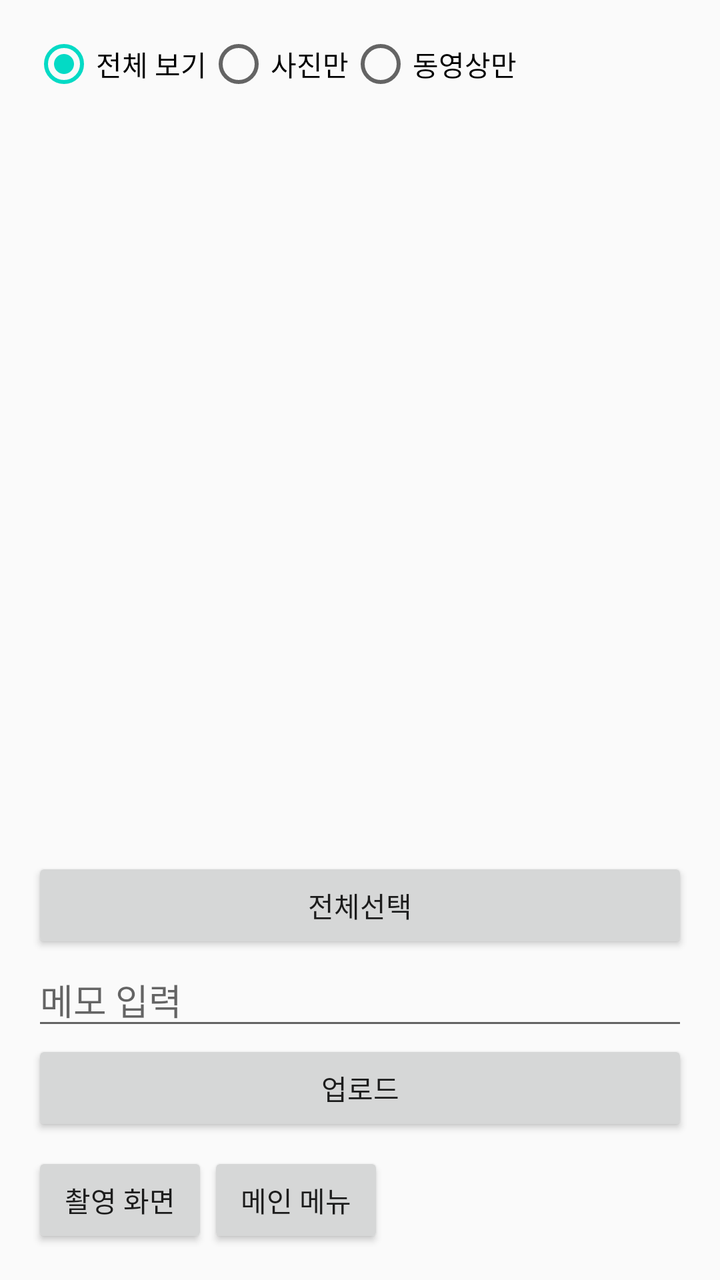
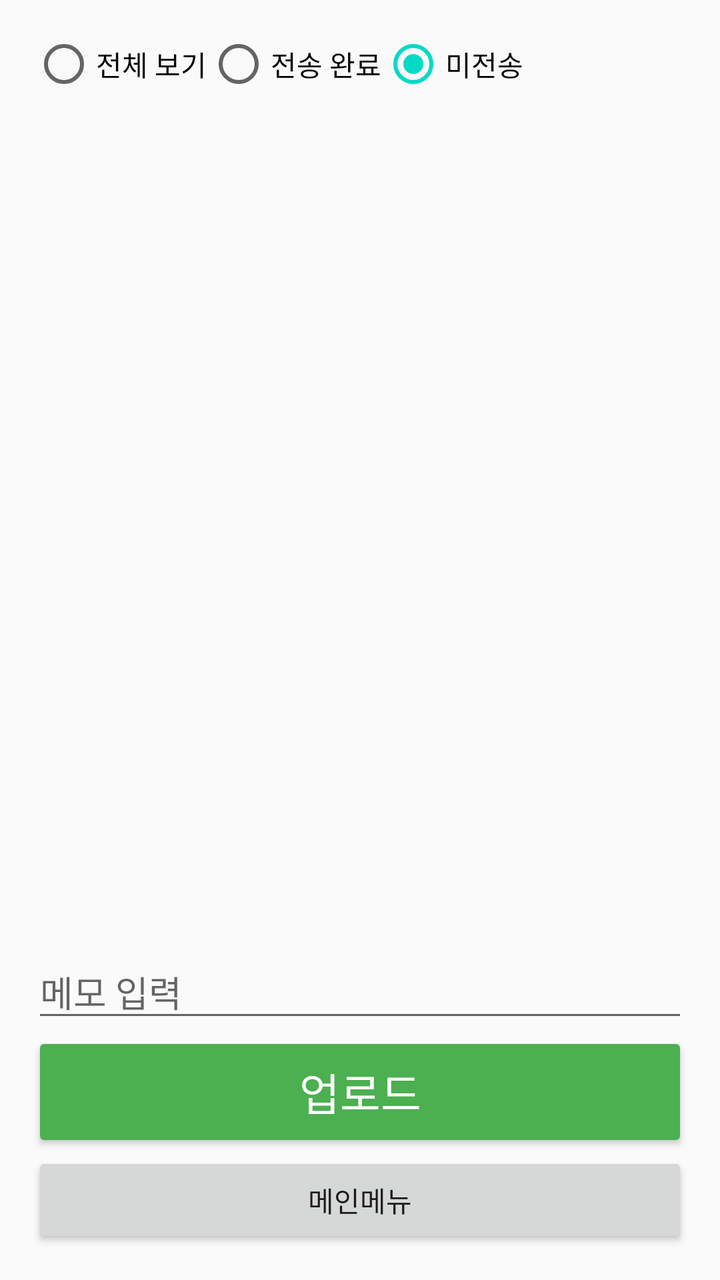

Compare the two renders of this Android layout. The source of the first and the diff that turns it into the second are given below.
<!-- AndroidManifest.xml: activity theme Theme.MyApplication -->
<!-- res/layout/activity_select_media.xml -->
<?xml version="1.0" encoding="utf-8"?>
<LinearLayout
    xmlns:android="http://schemas.android.com/apk/res/android"
    android:layout_width="match_parent"
    android:layout_height="match_parent"
    android:orientation="vertical"
    android:padding="16dp">

    
    <RadioGroup
        android:id="@+id/radioGroupMediaFilter"


        android:layout_width="match_parent"
        android:layout_height="wrap_content"
        android:orientation="horizontal">

        <RadioButton
            android:id="@+id/radioButtonAll"
            android:layout_width="wrap_content"
            android:layout_height="wrap_content"
            android:text="전체 보기"
            android:checked="true" />

        <RadioButton
            android:id="@+id/radioButtonPhoto"
            android:layout_width="wrap_content"
            android:layout_height="wrap_content"
            android:text="사진만" />

        <RadioButton
            android:id="@+id/radioButtonVideo"
            android:layout_width="wrap_content"
            android:layout_height="wrap_content"
            android:text="동영상만" />
    </RadioGroup>

    
    <GridView
        android:id="@+id/gridViewMedia"
        android:layout_width="match_parent"
        android:layout_height="0dp"
        android:layout_weight="1"
        android:numColumns="3"
        android:choiceMode="multipleChoiceModal" />

    
    <Button
        android:id="@+id/buttonSelectAll"
        android:layout_width="match_parent"
        android:layout_height="wrap_content"
        android:text="전체선택" />

    
    <EditText
        android:id="@+id/editTextMemo"
        android:layout_width="match_parent"
        android:layout_height="wrap_content"
        android:hint="메모 입력" />

    
    <Button
        android:id="@+id/buttonUpload"
        android:layout_width="match_parent"
        android:layout_height="wrap_content"
        android:text="업로드" />

    
    <LinearLayout
        android:layout_width="match_parent"
        android:layout_height="wrap_content"
        android:orientation="horizontal"
        android:paddingTop="8dp">

        
        <Button
            android:id="@+id/buttonGoCapture"
            android:layout_width="wrap_content"
            android:layout_height="wrap_content"
            android:text="촬영 화면" />

        
        <Button
            android:id="@+id/buttonGoMainMenu"
            android:layout_width="wrap_content"
            android:layout_height="wrap_content"
            android:text="메인 메뉴" />
    </LinearLayout>

</LinearLayout>
<!-- resources referenced by this layout -->
<resources>
  <style name="Theme.MyApplication" parent="Theme.AppCompat.Light.NoActionBar">
          
          <item name="colorPrimary">@color/purple_500</item>
          <item name="colorPrimaryDark">@color/purple_700</item>
          <item name="colorAccent">@color/teal_200</item>
      </style>
  <color name="purple_500">#FF6200EE</color>
  <color name="purple_700">#FF3700B3</color>
  <color name="teal_200">#FF03DAC5</color>
</resources>

<!-- the commit's change to res/layout/activity_select_media.xml (unified diff, before → after) -->
@@ -1,4 +1,3 @@
-<?xml version="1.0" encoding="utf-8"?>
 <LinearLayout
     xmlns:android="http://schemas.android.com/apk/res/android"
     android:layout_width="match_parent"
@@ -7,84 +6,82 @@
     android:padding="16dp">
 
     
+    <LinearLayout
+        android:id="@+id/layoutBackToFolders"
+        android:layout_width="match_parent"
+        android:layout_height="wrap_content"
+        android:orientation="horizontal"
+        android:visibility="gone">
+
+        <ImageView
+            android:id="@+id/imageViewBack"
+            android:layout_width="35dp"
+            android:layout_height="35dp"
+            android:src="@drawable/ic_back"
+            android:contentDescription="Back to folders"
+            android:padding="1dp" />
+
+        <TextView
+            android:layout_width="wrap_content"
+            android:layout_height="wrap_content"
+            android:text="폴더로 돌아가기"
+            android:textSize="15sp"
+            android:layout_gravity="center_vertical" />
+    </LinearLayout>
+
     <RadioGroup
-        android:id="@+id/radioGroupMediaFilter"
-
-
+        android:id="@+id/radioGroupFilter"
         android:layout_width="match_parent"
         android:layout_height="wrap_content"
         android:orientation="horizontal">
 
         <RadioButton
-            android:id="@+id/radioButtonAll"
+            android:id="@+id/radioAll"
             android:layout_width="wrap_content"
             android:layout_height="wrap_content"
-            android:text="전체 보기"
-            android:checked="true" />
+            android:text="전체 보기" />
 
         <RadioButton
-            android:id="@+id/radioButtonPhoto"
+            android:id="@+id/radioUploaded"
             android:layout_width="wrap_content"
             android:layout_height="wrap_content"
-            android:text="사진만" />
+            android:text="전송 완료"/>
 
         <RadioButton
-            android:id="@+id/radioButtonVideo"
+            android:id="@+id/radioNotUploaded"
             android:layout_width="wrap_content"
             android:layout_height="wrap_content"
-            android:text="동영상만" />
+            android:text="미전송"
+            android:checked="true" />
     </RadioGroup>
 
-    
-    <GridView
-        android:id="@+id/gridViewMedia"
+    <androidx.recyclerview.widget.RecyclerView
+        android:id="@+id/mediaRecyclerView"
         android:layout_width="match_parent"
         android:layout_height="0dp"
         android:layout_weight="1"
-        android:numColumns="3"
-        android:choiceMode="multipleChoiceModal" />
-
-    
-    <Button
-        android:id="@+id/buttonSelectAll"
-        android:layout_width="match_parent"
-        android:layout_height="wrap_content"
-        android:text="전체선택" />
+        android:scrollbars="vertical" />
 
     
     <EditText
-        android:id="@+id/editTextMemo"
+        android:id="@+id/memoEditText"
         android:layout_width="match_parent"
         android:layout_height="wrap_content"
         android:hint="메모 입력" />
 
     
     <Button
-        android:id="@+id/buttonUpload"
+        android:id="@+id/uploadButton"
+        android:layout_width="match_parent"
+        android:layout_height="60dp"
+        android:backgroundTint="#4CAF50"
+        android:textColor="#FFFFFF"
+        android:textSize="22sp"
+        android:text="업로드" />
+    <Button
+        android:id="@+id/buttonMainMenu"
         android:layout_width="match_parent"
         android:layout_height="wrap_content"
-        android:text="업로드" />
-
-    
-    <LinearLayout
-        android:layout_width="match_parent"
-        android:layout_height="wrap_content"
-        android:orientation="horizontal"
-        android:paddingTop="8dp">
-
-        
-        <Button
-            android:id="@+id/buttonGoCapture"
-            android:layout_width="wrap_content"
-            android:layout_height="wrap_content"
-            android:text="촬영 화면" />
-
-        
-        <Button
-            android:id="@+id/buttonGoMainMenu"
-            android:layout_width="wrap_content"
-            android:layout_height="wrap_content"
-            android:text="메인 메뉴" />
-    </LinearLayout>
+        android:text="메인메뉴" />
 
 </LinearLayout>
<!-- resource entries referenced after the edit -->
@@ -1,5 +1,6 @@
 <!-- resources referenced by this layout -->
 <resources>
+  <!-- drawable ic_back: png bitmap (drawable, 479 bytes) -->
   <style name="Theme.MyApplication" parent="Theme.AppCompat.Light.NoActionBar">
           
           <item name="colorPrimary">@color/purple_500</item>
